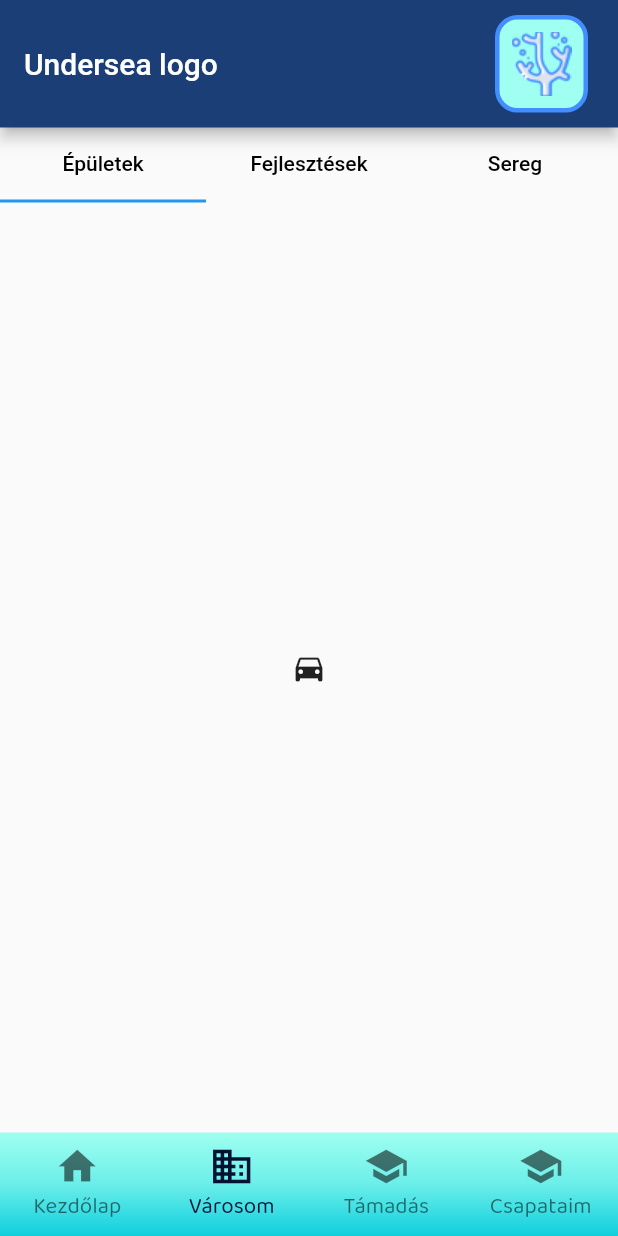
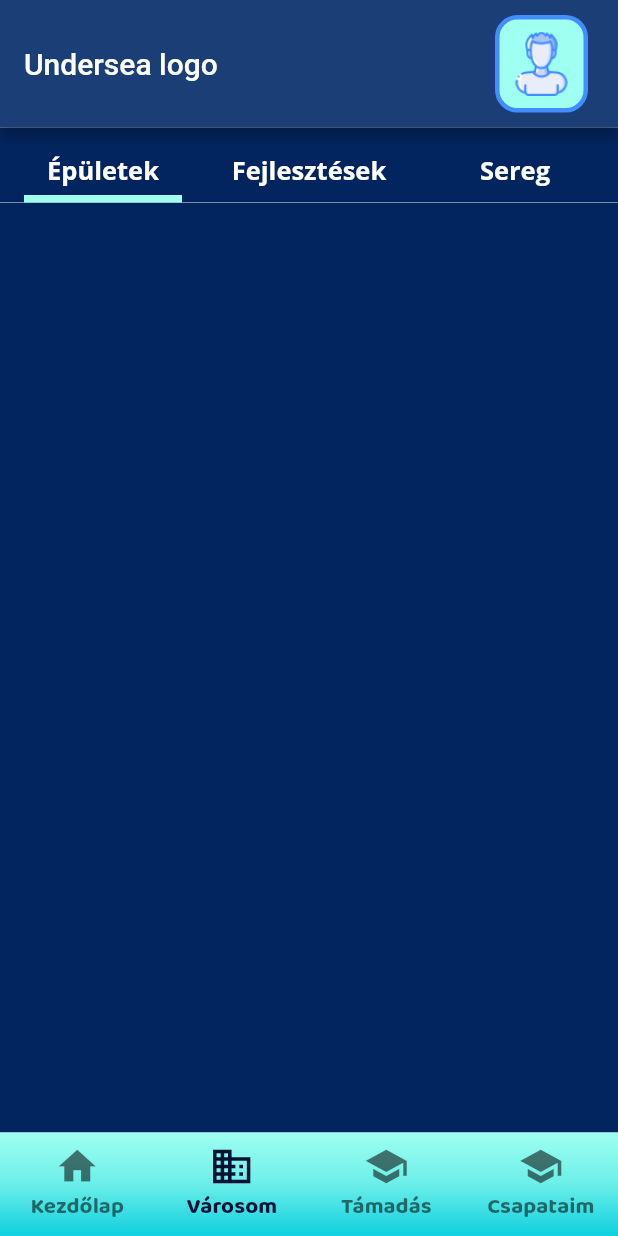
Before and after one commit to csngebnc/UnderSea, a Flutter app: the BottomNavBar screen opened directly, item 2 of the bottom bar chosen, on a phone screen of 412 x 824 dp. Run offline on Flutter 3.47's test engine with Material 2 defaults, Android fonts, the light colour scheme and no system bars; our stand-ins replace expandable, flutter_svg, get.

Commit message:
city tab panels with minimal design added, disableable elevated button in progress

```diff
--- a/frontend/flutter/undersea/lib/styles/style_constants.dart
+++ b/frontend/flutter/undersea/lib/styles/style_constants.dart
@@ -15,7 +15,7 @@ class UnderseaStyles {
     Color(0xff6BEEE9),
     Color(0xff0FCFDE)
   ];
-
+  static const menuDarkBlue = Color(0xFF03255F);
   static const LinearGradient buttonGradient = LinearGradient(
       begin: Alignment.centerRight,
       end: Alignment.centerLeft,
@@ -58,7 +58,7 @@ class UnderseaStyles {
           decoration: BoxDecoration(
             image: DecorationImage(
                 image: AssetImage('assets/icons/$iconName.png'),
-                fit: BoxFit.cover),
+                fit: BoxFit.contain),
           ),
         ),
       ),
@@ -165,4 +165,25 @@ class UnderseaStyles {
       ),
     );
   }
+
+  static const bottomNavbarTextStyle = TextStyle(
+      color: UnderseaStyles.navbarIconColor,
+      fontFamily: 'Baloo 2',
+      fontSize: 15,
+      fontStyle: FontStyle.normal,
+      fontWeight: FontWeight.bold);
+
+  static Widget tab(String text) {
+    return Align(
+      alignment: Alignment.bottomCenter,
+      child: Padding(
+        padding: EdgeInsets.fromLTRB(0, 0, 0, 5),
+        child: Text(
+          text,
+          style: UnderseaStyles.inputTextStyle.copyWith(
+              color: Colors.white, fontWeight: FontWeight.bold, fontSize: 17),
+        ),
+      ),
+    );
+  }
 }
--- a/frontend/flutter/undersea/lib/views/bottom_nav_bar.dart
+++ b/frontend/flutter/undersea/lib/views/bottom_nav_bar.dart
@@ -48,7 +48,7 @@ class _BottomNavBarState extends State<BottomNavBar> {
                     child: SizedBox(
                         height: 40,
                         child:
-                            UnderseaStyles.assetIcon("coral", iconSize: 40))))
+                            UnderseaStyles.assetIcon("profile", iconSize: 40))))
           ],
           title: const Text('Undersea logo'),
         ),
@@ -102,16 +102,9 @@ class _BottomNavBarState extends State<BottomNavBar> {
                 showUnselectedLabels: true,
                 backgroundColor: Color(0x00000000),
                 elevation: 0,
-                selectedLabelStyle: TextStyle(
-                    color: UnderseaStyles.navbarIconColor,
-                    fontFamily: 'Baloo 2',
-                    fontSize: 15,
-                    fontStyle: FontStyle.normal),
-                unselectedLabelStyle: TextStyle(
-                    color: UnderseaStyles.unselectedNavbarIconColor,
-                    fontFamily: 'Baloo 2',
-                    fontSize: 15,
-                    fontStyle: FontStyle.normal),
+                selectedLabelStyle: UnderseaStyles.bottomNavbarTextStyle,
+                unselectedLabelStyle: UnderseaStyles.bottomNavbarTextStyle
+                    .copyWith(color: UnderseaStyles.unselectedNavbarIconColor),
               ),
             )));
   }
--- /dev/null
+++ b/frontend/flutter/undersea/lib/views/city_tabs/buildings.dart
@@ -0,0 +1,12 @@
+import 'package:flutter/material.dart';
+import 'package:undersea/styles/style_constants.dart';
+
+class Buildings extends StatelessWidget {
+  @override
+  Widget build(BuildContext context) {
+    return Expanded(
+        child: Container(
+      decoration: BoxDecoration(color: UnderseaStyles.menuDarkBlue),
+    ));
+  }
+}
--- a/frontend/flutter/undersea/lib/views/city_tabs/city_tab_controller.dart
+++ b/frontend/flutter/undersea/lib/views/city_tabs/city_tab_controller.dart
@@ -1,4 +1,8 @@
 import 'package:flutter/material.dart';
+import 'package:undersea/styles/style_constants.dart';
+import 'package:undersea/views/city_tabs/buildings.dart';
+import 'package:undersea/views/city_tabs/military.dart';
+import 'package:undersea/views/city_tabs/upgrades.dart';
 
 class CityTabBar extends StatelessWidget {
   CityTabBar();
@@ -12,31 +16,29 @@ class CityTabBar extends StatelessWidget {
             preferredSize: Size(100.0, 100.0),
             child: Container(
               height: 50,
-              child: TabBar(
-                tabs: [
-                  Text(
-                    'Épületek',
-                    style: TextStyle(color: Colors.black),
-                  ),
-                  Text(
-                    "Fejlesztések",
-                    style: TextStyle(color: Colors.black),
-                  ),
-                  Text(
-                    "Sereg",
-                    style: TextStyle(color: Colors.black),
-                  ),
-                ],
+              child: Material(
+                color: UnderseaStyles.menuDarkBlue,
+                child: TabBar(
+                  indicatorColor: UnderseaStyles.underseaLogoColor,
+                  //labelColor: UnderseaStyles.menuDarkBlue,
+                  //unselectedLabelColor: UnderseaStyles.menuDarkBlue,
+                  indicatorSize: TabBarIndicatorSize.label,
+                  indicatorWeight: 5,
+
+                  tabs: [
+                    UnderseaStyles.tab("Épületek"),
+                    UnderseaStyles.tab("Fejlesztések"),
+                    UnderseaStyles.tab("Sereg"),
+                  ],
+                ),
               ),
             ),
           ),
-          //title: Text('Tabs Demo'),
-
           body: TabBarView(
             children: [
-              Icon(Icons.directions_car),
-              Icon(Icons.directions_transit),
-              Icon(Icons.directions_bike),
+              Buildings(),
+              Upgrades(),
+              Military(),
             ],
           ),
         ),
```
Also changed, not shown: frontend/flutter/undersea/lib/styles/disablable_elevated_button.dart (added, +50 -0 lines), frontend/flutter/undersea/lib/views/city_tabs/military.dart (added, +36 -0 lines), frontend/flutter/undersea/lib/views/city_tabs/upgrades.dart (added, +12 -0 lines), frontend/flutter/undersea/lib/views/lists/building_list.dart (added).
